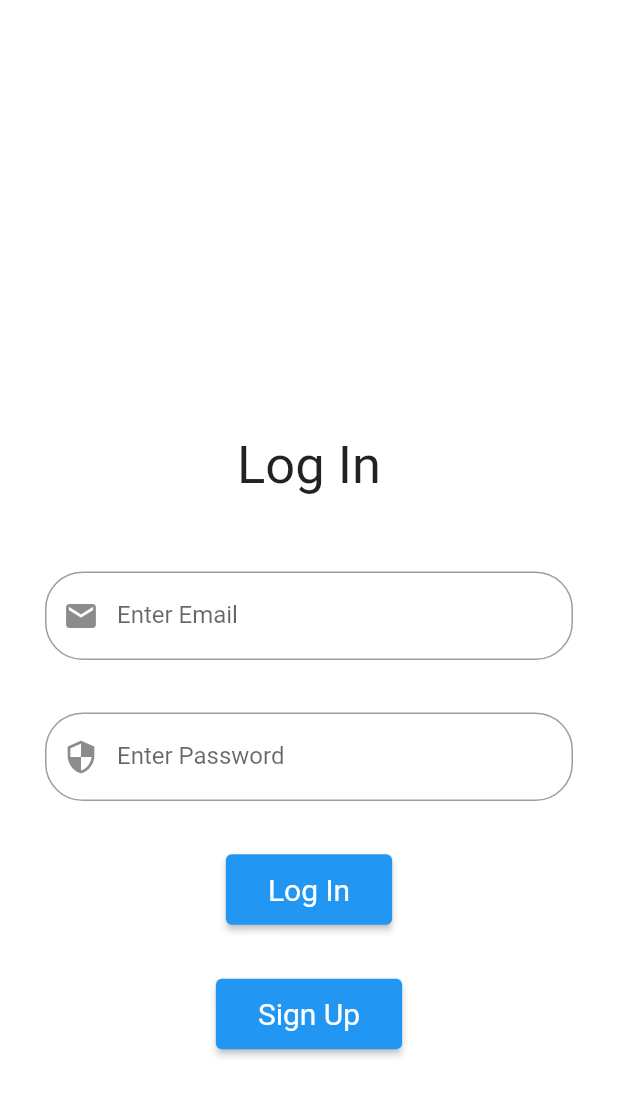
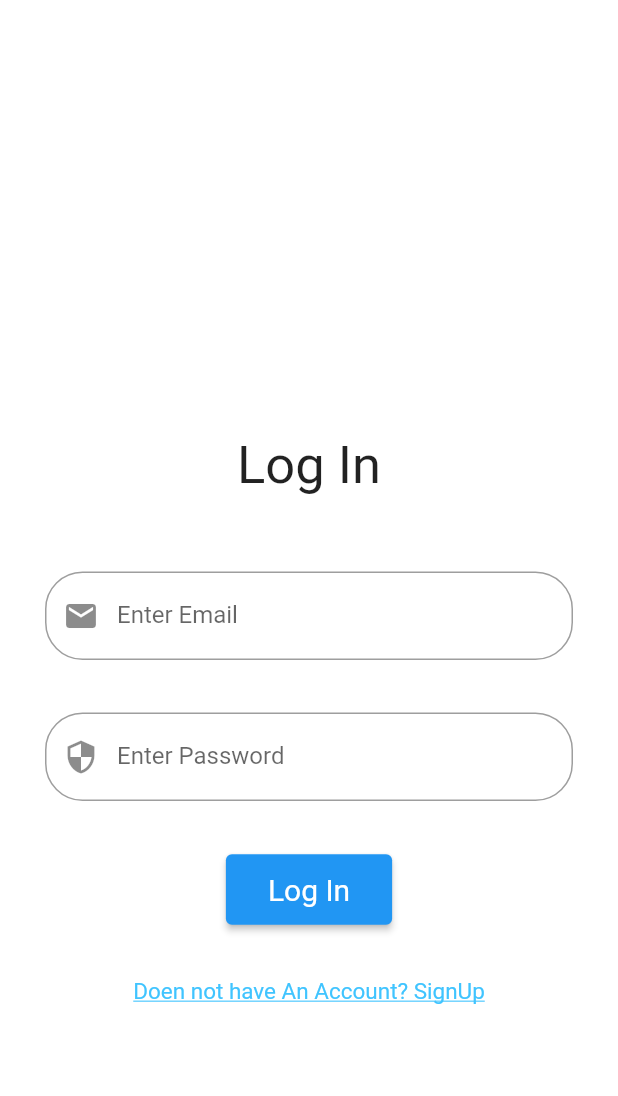
Before and after one commit to YaxPatel25/WebApp_Assignment-4, a Flutter app: the screen it shows after launch, on a phone screen of 412 x 824 dp. Shown: the top 1096 px of the screen. Run offline on Flutter 3.47's test engine with Material 2 defaults, Android fonts, the phone set to English and light mode, and no system bars; our stand-ins replace firebase_auth, firebase_core; accounts and stored records are empty; Roboto replaces fonts that are missing (Poppins).

Commit message:
LogIn/SignUp Done

```diff
--- a/lib/LogIn.dart
+++ b/lib/LogIn.dart
@@ -1,4 +1,6 @@
 import 'package:assignment4/AuthService.dart';
+import 'package:firebase_auth/firebase_auth.dart';
+import 'package:firebase_core/firebase_core.dart';
 import 'package:flutter/material.dart';
 import 'package:provider/provider.dart';
 
@@ -75,11 +77,12 @@ class LogIn extends StatelessWidget {
                         ),
                         new Padding(padding: EdgeInsets.only(top: 35.0)),
                         ElevatedButton(
-                          onPressed: (){
-                            authService.signInWithEmailAndPassword(
-                                emailController.text,
-                                passwordController.text
-                            );
+                          onPressed: () async{
+                            // authService.signInWithEmailAndPassword(
+                            //     emailController.text,
+                            //     passwordController.text
+                            // );
+                            await logIn();
                             Navigator.pop(context);
                           },
                           child: Text('Log In'),
@@ -92,20 +95,21 @@ class LogIn extends StatelessWidget {
                               )),
                         ),
                         new Padding(padding: EdgeInsets.only(top: 35.0)),
-                        ElevatedButton(
-                          onPressed: (){
-                            Navigator.pushNamed(context, '/signup');
-                          },
-                          child: Text('Sign Up'),
-                          style: ElevatedButton.styleFrom(
-                              primary: Colors.blue,
-                              padding: EdgeInsets.symmetric(
-                                  horizontal: 28, vertical: 12),
-                              textStyle: TextStyle(
-                                fontSize: 20,
-                              )),
-                        ),
+                        GestureDetector(
+                            onTap: (){
+                              Navigator.pushNamed(context, '/signup');
+                            },
+                            child: Text("Doen not have An Account? SignUp",
+                              style: TextStyle(
+                                  decoration: TextDecoration.underline,
+                                  fontSize: 15,
+                                  color: Colors.lightBlueAccent),
+                              textAlign: TextAlign.center,))
                       ])),
                 ))));
   }
+  Future logIn() async{
+    await FirebaseAuth.instance.signInWithEmailAndPassword(
+        email: emailController.text.trim(),password: passwordController.text.trim());
+  }
 }
--- a/lib/main.dart
+++ b/lib/main.dart
@@ -29,7 +29,7 @@ class MyApp extends StatelessWidget{
         theme: ThemeData(
           primarySwatch: Colors.blue,
         ),
-        initialRoute: '/',
+        initialRoute: '/login',
         routes: {
           '/': (context) => Wrapper(),
           '/login': (context) => LogIn(),
```
Also changed, not shown: lib/HomeRoute.dart (+2 -27 lines), lib/SignUp.dart (+14 -18 lines).
